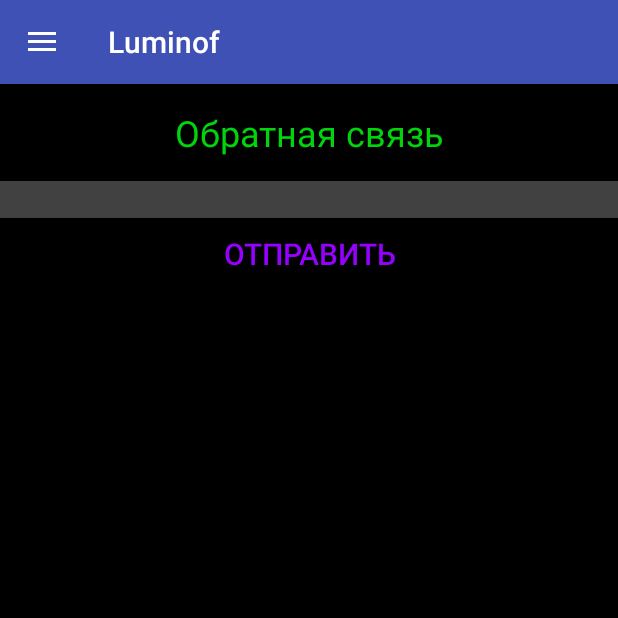
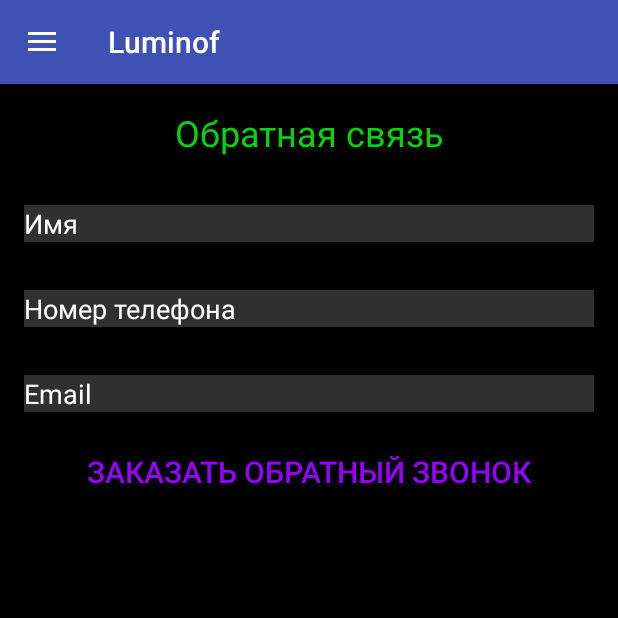
Before and after one commit to hedgehogus/Luminof, an Android app: the fragment FeedBackFragment placed in its activity, on a phone screen of 412 x 824 dp, the top half of it. Run offline under Robolectric (Android 15) with nearby library versions, the phone set to English and light mode, and no system bars.

Commit message:
feedback fragment layout

```diff
--- a/app/src/main/java/com/example/hedgehog/luminof/fragment/FeedBackFragment.java
+++ b/app/src/main/java/com/example/hedgehog/luminof/fragment/FeedBackFragment.java
@@ -2,29 +2,27 @@ package com.example.hedgehog.luminof.fragment;
 
 
 import android.content.Intent;
-import android.net.Uri;
 import android.os.Bundle;
-import android.os.Environment;
 import android.support.v4.app.Fragment;
-import android.support.v4.content.ContextCompat;
 import android.view.LayoutInflater;
 import android.view.View;
 import android.view.ViewGroup;
 import android.widget.Button;
 import android.widget.EditText;
+import android.widget.Toast;
 
 import com.example.hedgehog.luminof.R;
 
-public class FeedBackFragment extends Fragment {
-    private final String address = "luminofo@gmail.com";
+public class FeedBackFragment extends Fragment implements View.OnFocusChangeListener {
+    // private final String address = "luminofo@gmail.com";
+    private final String address = "research162@gmail.com";
     private final String subject = "luminof";
     Button send;
-    EditText emailtext;
+    EditText etName, etNumber, etMail;
 
     public FeedBackFragment() {
         // Required empty public constructor
     }
-
 
     @Override
     public View onCreateView(LayoutInflater inflater, ViewGroup container,
@@ -33,25 +31,44 @@ public class FeedBackFragment extends Fragment {
         View rootView = inflater.inflate(R.layout.fragment_feed_back, container, false);
         send = (Button) rootView.findViewById(R.id.emailsendbutton);
 
-        emailtext = (EditText) rootView.findViewById(R.id.emailtext);
+        etName = (EditText) rootView.findViewById(R.id.etName);
+        etNumber = (EditText) rootView.findViewById(R.id.etNumber);
+        etMail = (EditText) rootView.findViewById(R.id.etMail);
+
+        etName.setOnFocusChangeListener(this);
+        etNumber.setOnFocusChangeListener(this);
+        etMail.setOnFocusChangeListener(this);
 
         send.setOnClickListener(new View.OnClickListener() {
 
             @Override
             public void onClick(View v) {
 
+                StringBuilder sb = new StringBuilder();
+                sb.append(getContext().getResources().getString(R.string.feedback_name));
+                sb.append(":   ");
+                sb.append(etName.getText().toString());
+                sb.append("\n");
+                sb.append(getContext().getResources().getString(R.string.feedback_number));
+                sb.append(":   ");
+                sb.append(etNumber.getText().toString());
+                sb.append("\n");
+                sb.append(getContext().getResources().getString(R.string.feedback_email));
+                sb.append(":   ");
+                sb.append(etMail.getText().toString());
+
                 final Intent emailIntent = new Intent(Intent.ACTION_SEND);
 
                 emailIntent.setType("plain/text");
 
                 emailIntent.putExtra(android.content.Intent.EXTRA_EMAIL,
-                        new String[] { address});
+                        new String[]{address});
 
                 emailIntent.putExtra(android.content.Intent.EXTRA_SUBJECT,
                         subject);
 
                 emailIntent.putExtra(android.content.Intent.EXTRA_TEXT,
-                        emailtext.getText().toString());
+                        sb.toString());
 
                 emailIntent.setType("message/rfc822");
 
@@ -66,6 +83,33 @@ public class FeedBackFragment extends Fragment {
     @Override
     public void onActivityResult(int requestCode, int resultCode, Intent data) {
         super.onActivityResult(requestCode, resultCode, data);
-        emailtext.setText("");
+        Toast.makeText(getContext(), R.string.feedback_sent, Toast.LENGTH_SHORT).show();
+    }
+
+    @Override
+    public void onFocusChange(View v, boolean hasFocus) {
+        String defaultValue = "";
+        switch (v.getId()) {
+            case R.id.etName:
+                defaultValue = getContext().getResources().getString(R.string.feedback_name);
+                break;
+            case R.id.etNumber:
+                defaultValue = getContext().getResources().getString(R.string.feedback_number);
+                break;
+            case R.id.etMail:
+                defaultValue = getContext().getResources().getString(R.string.feedback_email);
+                break;
+        }
+        if (hasFocus) {
+            if (((EditText)v).getText().toString().equals(defaultValue)) {
+                ((EditText) v).setText("");
+            }
+        } else {
+            if (((EditText)v).getText().toString().equals("")) {
+                ((EditText) v).setText(defaultValue);
+            }
+        }
+
+
     }
 }
--- a/app/src/main/res/layout/fragment_feed_back.xml
+++ b/app/src/main/res/layout/fragment_feed_back.xml
@@ -23,9 +23,32 @@
             android:layout_width="match_parent"
             android:layout_height="wrap_content"
             android:background="@color/etBackground"
+            android:layout_margin="@dimen/activity_horizontal_margin"
             android:textColor="@color/colorText"
             android:ems="10"
-            android:id="@+id/emailtext"/>
+            android:imeOptions="actionDone"
+            android:text="@string/feedback_name"
+            android:id="@+id/etName"/>
+        <EditText
+            android:layout_width="match_parent"
+            android:layout_height="wrap_content"
+            android:background="@color/etBackground"
+            android:layout_margin="@dimen/activity_horizontal_margin"
+            android:textColor="@color/colorText"
+            android:ems="10"
+            android:imeOptions="actionDone"
+            android:text="@string/feedback_number"
+            android:id="@+id/etNumber"/>
+        <EditText
+            android:layout_width="match_parent"
+            android:layout_height="wrap_content"
+            android:layout_margin="@dimen/activity_horizontal_margin"
+            android:background="@color/etBackground"
+            android:textColor="@color/colorText"
+            android:ems="10"
+            android:imeOptions="actionDone"
+            android:text="@string/feedback_email"
+            android:id="@+id/etMail"/>
 
         <Button
             android:layout_width="match_parent"
@@ -33,7 +56,7 @@
             android:id="@+id/emailsendbutton"
             android:background="@color/colorBackground"
             android:textColor="@color/colorProductTitle"
-            android:text="@string/send"
+            android:text="@string/feedback_send"
             android:textSize="@dimen/menu_text_size"/>
 
 
--- a/app/src/main/res/values/colors.xml
+++ b/app/src/main/res/values/colors.xml
@@ -7,5 +7,5 @@
     <color name="colorTitle">#01d40c</color>
     <color name="colorProductTitle">#9500ff</color>
     <color name="colorText">#ffffff</color>
-    <color name="etBackground">#414141</color>
+    <color name="etBackground">#303030</color>
 </resources>
--- a/app/src/main/res/values/strings.xml
+++ b/app/src/main/res/values/strings.xml
@@ -4,7 +4,6 @@
     <string name="payment">Оплата и доставка</string>
     <string name="contacts">Контакты</string>
     <string name="feedback">Обратная связь</string>
-    <string name="send">Отправить</string>
     <string name="main_screen_text">LUMINOF - Широкий ассортимент люминофора, флуоресцента, лака и у/ф ламп лучшего качества и по самой низкой цене!\n
 \n
 Люминофор - это светонакопительный пигмент, он обладает свойством излучать яркое свечение в темноте и под ультрафиолетом.\n
@@ -57,4 +56,9 @@ E-mail: luminofo@gmail.com</string>
 
    Используется для пометки купюр, скрытой маркировки, для проведения квестов и т. д. \n
 Ультрафиолетовые маркеры хорошо работают, не сохнут, стойкие к различным воздействиям.</string>
+    <string name="feedback_name">Имя</string>
+    <string name="feedback_number">Номер телефона</string>
+    <string name="feedback_email">Email</string>
+    <string name="feedback_send">Заказать обратный звонок</string>
+    <string name="feedback_sent">Сообщение отправлено</string>
 </resources>
```
Also changed, not shown: app/src/main/java/com/example/hedgehog/luminof/MainActivity.java (+5 -11 lines).
